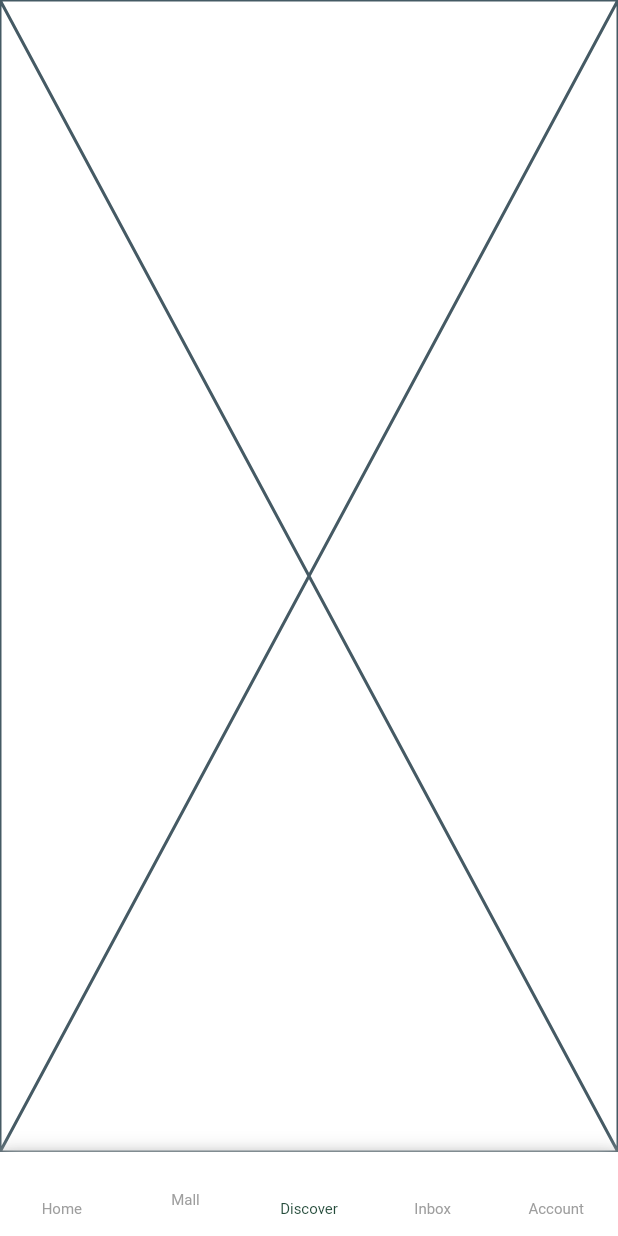
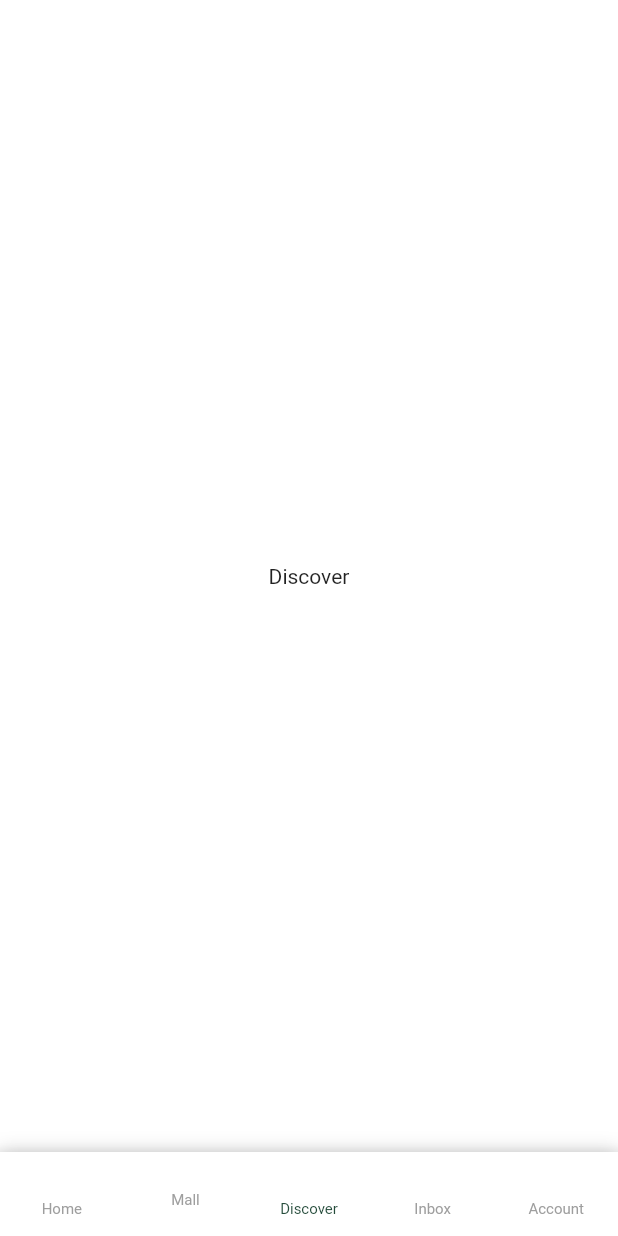
Before and after one commit to annebelchoong/Plant-UI-App, a Flutter app: the screen it shows after launch, item 3 of the bottom bar chosen, on a phone screen of 412 x 824 dp. Run offline on Flutter 3.47's test engine with Material 2 defaults, Android fonts, the light colour scheme and no system bars.

Commit message:
Change placeholder to center text

```diff
--- a/lib/routing/bottom_nav_bar.dart
+++ b/lib/routing/bottom_nav_bar.dart
@@ -15,9 +15,15 @@ class _BottomNavBarState extends State<BottomNavBar> {
   List<Widget> pages = [
     const HomePage(),
     const MallPage(),
-    const Placeholder(),
-    const Placeholder(),
-    const Placeholder(),
+    const Center(
+      child: Text('Discover'),
+    ),
+    const Center(
+      child: Text('Inbox'),
+    ),
+    const Center(
+      child: Text('Account'),
+    ),
   ];
 
   _changeTab(int index) {
```
